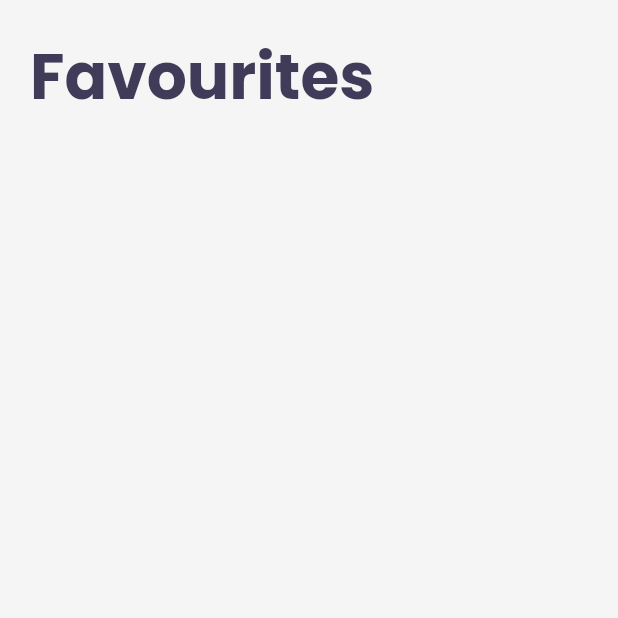
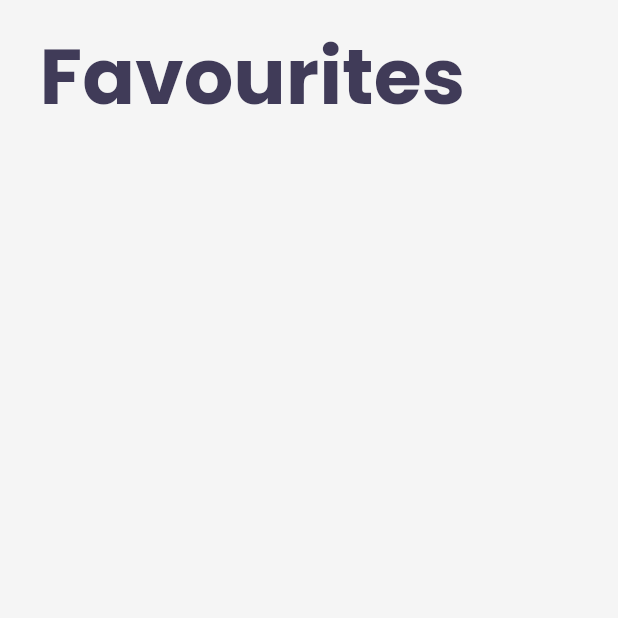
Before and after one commit to soham1sawant/DogApp, a Flutter app: the screen it shows after launch, after a tap on the "favorite" icon, on a phone screen of 412 x 824 dp, the top half of it. Run offline on Flutter 3.47's test engine with Material 2 defaults, Android fonts, the phone set to English and light mode, and no system bars; our stand-ins replace bloc, cached_network_image, equatable, flutter_bloc, google_fonts; network calls fail.

Commit message:
made app responsive with mediaQuery

```diff
--- a/lib/presentation/pages/favourite_page/favourites_page.dart
+++ b/lib/presentation/pages/favourite_page/favourites_page.dart
@@ -7,11 +7,16 @@
 class FavouritesPage extends StatelessWidget {
   @override
   Widget build(BuildContext context) {
+    Size size = MediaQuery.of(context).size;
+
     return Scaffold(
       backgroundColor: Theme.of(context).canvasColor,
       body: SafeArea(
         child: Container(
-          padding: EdgeInsets.all(20),
+          padding: EdgeInsets.symmetric(
+            horizontal: size.height * 0.032,
+            vertical: size.width * 0.03,
+          ),
           child: Column(
             crossAxisAlignment: CrossAxisAlignment.start,
             children: [
--- a/lib/presentation/pages/home_detail_page/home_detail_page.dart
+++ b/lib/presentation/pages/home_detail_page/home_detail_page.dart
@@ -13,7 +13,9 @@
 
   @override
   Widget build(BuildContext context) {
+    Size size = MediaQuery.of(context).size;
     bool containsBreed = false;
+
     return Scaffold(
       appBar: AppBar(
         backgroundColor: Colors.transparent,
@@ -23,7 +25,7 @@
           style: TextStyle(
             color: Theme.of(context).primaryColor,
             fontWeight: FontWeight.bold,
-            fontSize: 20.0,
+            fontSize: size.height * 0.04,
             fontFamily: GoogleFonts.poppins().fontFamily,
           ),
         ),
--- a/lib/presentation/pages/home_page/home_page.dart
+++ b/lib/presentation/pages/home_page/home_page.dart
@@ -7,11 +7,16 @@
 class HomePage extends StatelessWidget {
   @override
   Widget build(BuildContext context) {
+    Size size = MediaQuery.of(context).size;
+
     return Scaffold(
       backgroundColor: Theme.of(context).canvasColor,
       body: SafeArea(
         child: Container(
-          padding: EdgeInsets.all(16),
+          padding: EdgeInsets.symmetric(
+            horizontal: size.height * 0.032,
+            vertical: size.width * 0.03,
+          ),
           child: Column(
             crossAxisAlignment: CrossAxisAlignment.start,
             children: [
--- a/lib/presentation/widgets/main_header.dart
+++ b/lib/presentation/widgets/main_header.dart
@@ -9,6 +9,8 @@
 
   @override
   Widget build(BuildContext context) {
+    Size size = MediaQuery.of(context).size;
+
     return Row(
       mainAxisAlignment: MainAxisAlignment.spaceBetween,
       children: [
@@ -18,14 +20,14 @@
             fontWeight: FontWeight.bold,
             color: Theme.of(context).primaryColor,
           ),
-          textScaleFactor: 3,
+          textScaleFactor: size.height * 0.0045,
         ),
         if (icon)
           IconButton(
             icon: Icon(Icons.favorite),
             color: Theme.of(context).primaryColor,
-            iconSize: 30.0,
-            onPressed: () => Navigator.of(context).pushNamed("/favourites")
+            iconSize: size.height * 0.05,
+            onPressed: () => Navigator.of(context).pushNamed("/favourites"),
           ),
       ],
     );
```
Also changed, not shown: lib/presentation/pages/home_detail_page/widgets/description.dart (+23 -9 lines), lib/presentation/widgets/main_list.dart (+17 -7 lines), lib/main.dart (line endings or trailing spaces).
